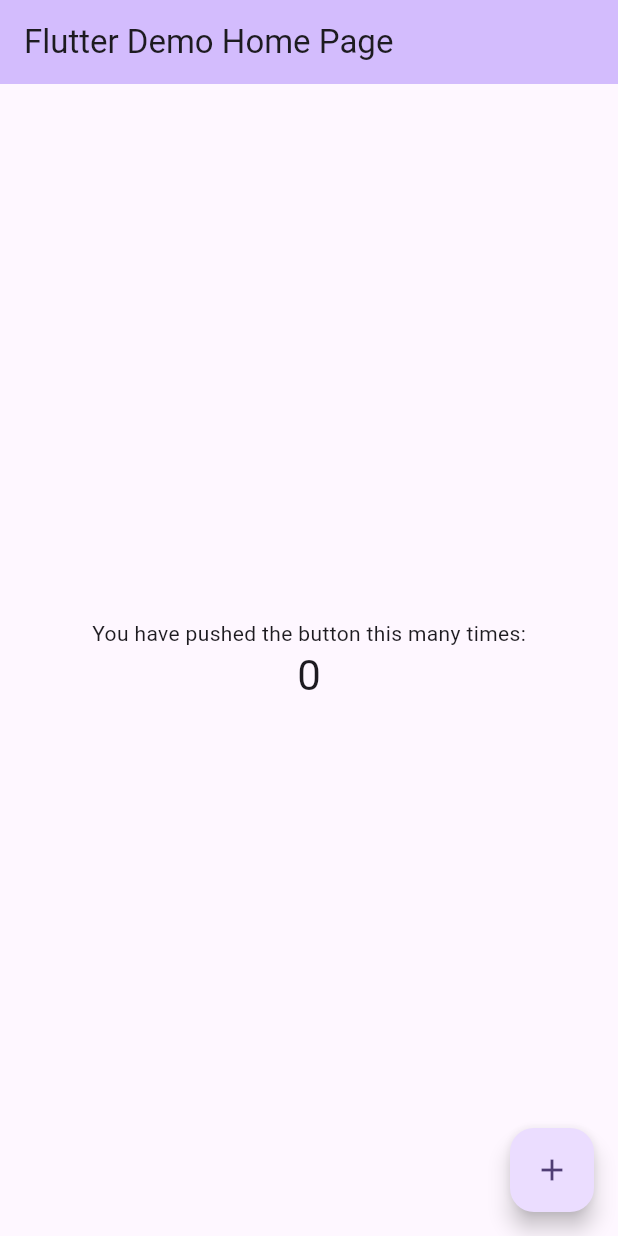
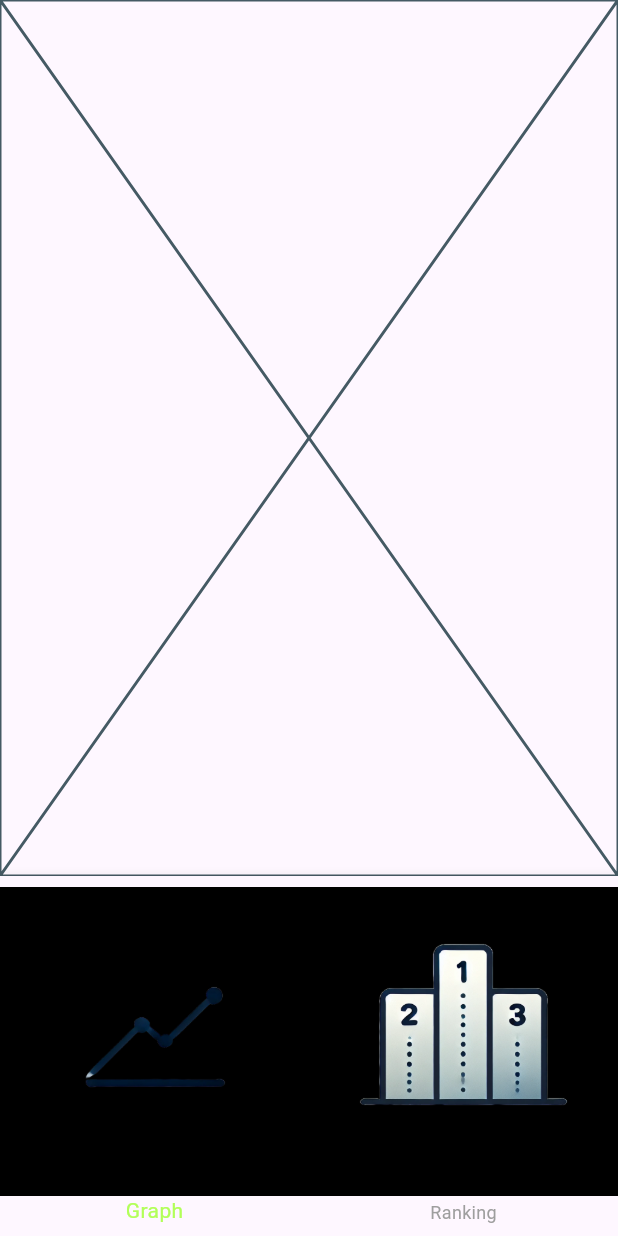
Before and after one commit to chae03yb/chungnam-ai-hackathon, a Flutter app: the screen it shows after launch, on a phone screen of 412 x 824 dp. Run offline on Flutter 3.47's test engine with Material 3 defaults, Android fonts, the phone set to English and light mode, and no system bars.

Commit message:
divide screen

```diff
--- /dev/null
+++ b/lib/graphscene.dart
@@ -0,0 +1,11 @@
+import 'package:flutter/material.dart';
+
+
+class graphPage extends StatelessWidget {
+  const graphPage({super.key});
+
+  @override
+  Widget build(BuildContext context) {
+    return const Placeholder();
+  }
+}
--- a/lib/main.dart
+++ b/lib/main.dart
@@ -1,3 +1,5 @@
+import 'package:chungnam_ai_hackathon/graphscene.dart';
+import 'package:chungnam_ai_hackathon/ranking.dart';
 import 'package:flutter/material.dart';
 
 void main() {
@@ -12,114 +14,47 @@
   Widget build(BuildContext context) {
     return MaterialApp(
       title: 'Flutter Demo',
-      theme: ThemeData(
-        // This is the theme of your application.
-        //
-        // TRY THIS: Try running your application with "flutter run". You'll see
-        // the application has a purple toolbar. Then, without quitting the app,
-        // try changing the seedColor in the colorScheme below to Colors.green
-        // and then invoke "hot reload" (save your changes or press the "hot
-        // reload" button in a Flutter-supported IDE, or press "r" if you used
-        // the command line to start the app).
-        //
-        // Notice that the counter didn't reset back to zero; the application
-        // state is not lost during the reload. To reset the state, use hot
-        // restart instead.
-        //
-        // This works for code too, not just values: Most code changes can be
-        // tested with just a hot reload.
-        colorScheme: ColorScheme.fromSeed(seedColor: Colors.deepPurple),
-        useMaterial3: true,
-      ),
-      home: const MyHomePage(title: 'Flutter Demo Home Page'),
+      home: bar()
     );
   }
 }
 
-class MyHomePage extends StatefulWidget {
-  const MyHomePage({super.key, required this.title});
-
-  // This widget is the home page of your application. It is stateful, meaning
-  // that it has a State object (defined below) that contains fields that affect
-  // how it looks.
-
-  // This class is the configuration for the state. It holds the values (in this
-  // case the title) provided by the parent (in this case the App widget) and
-  // used by the build method of the State. Fields in a Widget subclass are
-  // always marked "final".
-
-  final String title;
+class bar extends StatefulWidget {
+  const bar({super.key});
 
   @override
-  State<MyHomePage> createState() => _MyHomePageState();
+  State<bar> createState() => _barState();
 }
 
-class _MyHomePageState extends State<MyHomePage> {
-  int _counter = 0;
+class _barState extends State<bar> {
 
-  void _incrementCounter() {
+  List<Widget> _selection = [
+    rankingPage(),
+    graphPage(),
+  ];
+  int _selected = 0;
+
+  void _tapEvent(int index) {
     setState(() {
-      // This call to setState tells the Flutter framework that something has
-      // changed in this State, which causes it to rerun the build method below
-      // so that the display can reflect the updated values. If we changed
-      // _counter without calling setState(), then the build method would not be
-      // called again, and so nothing would appear to happen.
-      _counter++;
+      _selected = index;
     });
   }
 
   @override
   Widget build(BuildContext context) {
-    // This method is rerun every time setState is called, for instance as done
-    // by the _incrementCounter method above.
-    //
-    // The Flutter framework has been optimized to make rerunning build methods
-    // fast, so that you can just rebuild anything that needs updating rather
-    // than having to individually change instances of widgets.
     return Scaffold(
-      appBar: AppBar(
-        // TRY THIS: Try changing the color here to a specific color (to
-        // Colors.amber, perhaps?) and trigger a hot reload to see the AppBar
-        // change color while the other colors stay the same.
-        backgroundColor: Theme.of(context).colorScheme.inversePrimary,
-        // Here we take the value from the MyHomePage object that was created by
-        // the App.build method, and use it to set our appbar title.
-        title: Text(widget.title),
+      body: Container(
+        child: _selection[_selected],
       ),
-      body: Center(
-        // Center is a layout widget. It takes a single child and positions it
-        // in the middle of the parent.
-        child: Column(
-          // Column is also a layout widget. It takes a list of children and
-          // arranges them vertically. By default, it sizes itself to fit its
-          // children horizontally, and tries to be as tall as its parent.
-          //
-          // Column has various properties to control how it sizes itself and
-          // how it positions its children. Here we use mainAxisAlignment to
-          // center the children vertically; the main axis here is the vertical
-          // axis because Columns are vertical (the cross axis would be
-          // horizontal).
-          //
-          // TRY THIS: Invoke "debug painting" (choose the "Toggle Debug Paint"
-          // action in the IDE, or press "p" in the console), to see the
-          // wireframe for each widget.
-          mainAxisAlignment: MainAxisAlignment.center,
-          children: <Widget>[
-            const Text(
-              'You have pushed the button this many times:',
-            ),
-            Text(
-              '$_counter',
-              style: Theme.of(context).textTheme.headlineMedium,
-            ),
-          ],
-        ),
+      bottomNavigationBar: BottomNavigationBar(
+        items: [
+          BottomNavigationBarItem(icon: Image.asset("assets/graphimg.png"),label: "Graph"),
+          BottomNavigationBarItem(icon: Image.asset("assets/ranking.png"),label: "Ranking"),
+        ],
+        onTap: _tapEvent,
+        selectedItemColor: Colors.lightGreenAccent,
+        unselectedItemColor: Colors.grey,
       ),
-      floatingActionButton: FloatingActionButton(
-        onPressed: _incrementCounter,
-        tooltip: 'Increment',
-        child: const Icon(Icons.add),
-      ), // This trailing comma makes auto-formatting nicer for build methods.
     );
   }
 }
--- /dev/null
+++ b/lib/ranking.dart
@@ -0,0 +1,11 @@
+import 'package:flutter/material.dart';
+
+
+class rankingPage extends StatelessWidget {
+  const rankingPage({super.key});
+
+  @override
+  Widget build(BuildContext context) {
+    return const Placeholder();
+  }
+}
--- a/pubspec.yaml
+++ b/pubspec.yaml
@@ -62,6 +62,8 @@ flutter:
   # assets:
   #   - images/a_dot_burr.jpeg
   #   - images/a_dot_ham.jpeg
+  assets:
+    - assets/
 
   # An image asset can refer to one or more resolution-specific "variants", see
   # https://flutter.dev/to/resolution-aware-images
```
Also changed, not shown: assets/graphimg.png (added), assets/ranking.png (added), pubspec.lock.
